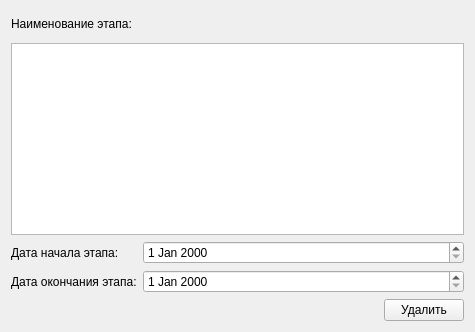
Qt form extra_widgets/stageredactor.ui (aleksei-elyutin/priemka_table) before a commit.
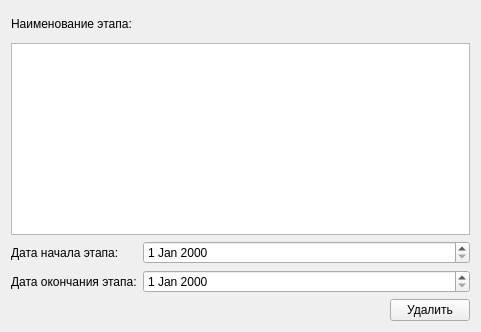
The same form after that commit.

The edit to the form file:
```diff
--- a/extra_widgets/stageredactor.ui
+++ b/extra_widgets/stageredactor.ui
@@ -6,12 +6,12 @@
    <rect>
     <x>0</x>
     <y>0</y>
-    <width>475</width>
+    <width>481</width>
     <height>332</height>
    </rect>
   </property>
   <property name="sizePolicy">
-   <sizepolicy hsizetype="Fixed" vsizetype="Fixed">
+   <sizepolicy hsizetype="Expanding" vsizetype="Fixed">
     <horstretch>0</horstretch>
     <verstretch>0</verstretch>
    </sizepolicy>
```
